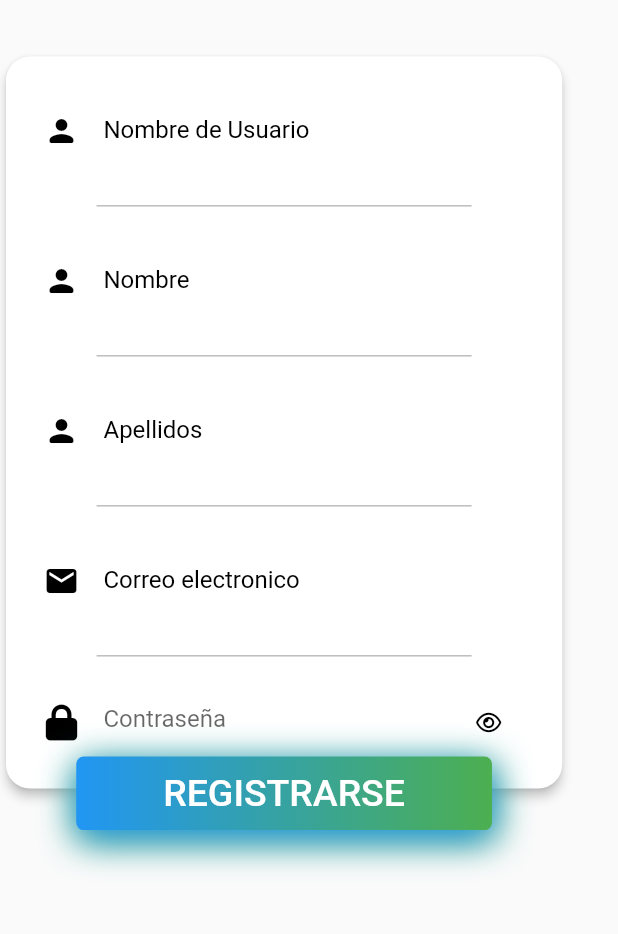
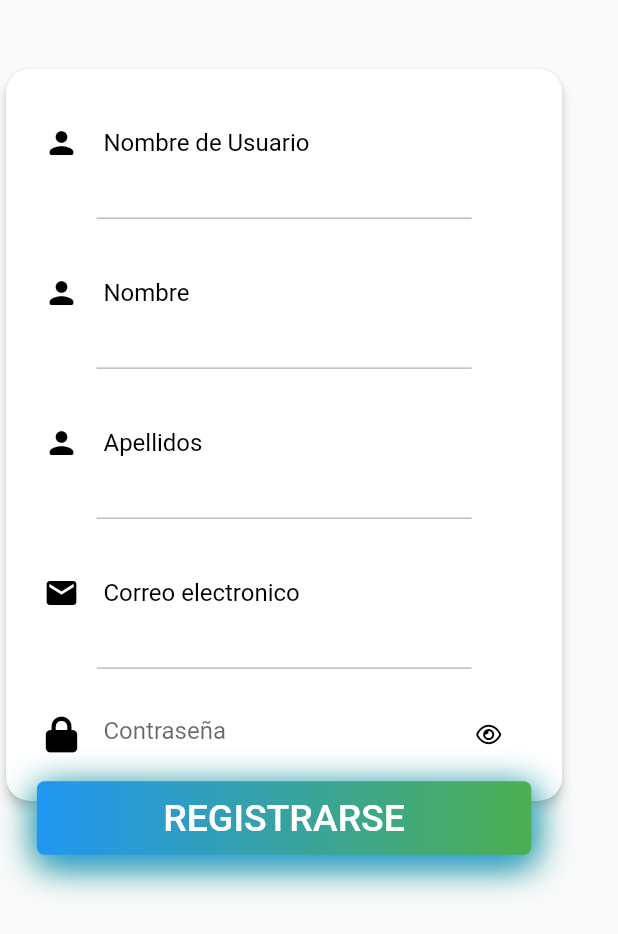
Before and after one commit to vlSolrac/AutopartsApp, a Flutter app: the SignUp widget shown alone on an empty page, opened directly, on a phone screen of 412 x 824 dp. Shown: the top 934 px of the screen. Run offline on Flutter 3.47's test engine with Material 2 defaults, Android fonts, the phone set to English and light mode, and no system bars; our stand-ins replace cloud_firestore, firebase_auth, firebase_core, flutter_spinkit, font_awesome_flutter, lottie; accounts and stored records are empty; network calls fail; project files that could hold a hidden picture were left out.

Commit message:
Login service

```diff
--- a/autoparts/lib/main.dart
+++ b/autoparts/lib/main.dart
@@ -1,3 +1,4 @@
+import 'package:autoparts/services/services.dart';
 import 'package:flutter/material.dart';
 
 import 'package:autoparts/providers/providers.dart';
@@ -23,6 +24,7 @@
       providers: [
         ChangeNotifierProvider(create: (_) => LoginFormProvider()),
         ChangeNotifierProvider(create: (_) => SignUpFormProvider()),
+        ChangeNotifierProvider(create: (_) => AuthService()),
       ],
       child: const MyApp(),
     );
--- /dev/null
+++ b/autoparts/lib/models/auth/user.dart
@@ -0,0 +1,66 @@
+import 'dart:convert';
+
+import 'package:cloud_firestore/cloud_firestore.dart';
+
+class UserCar {
+  UserCar({
+    required this.email,
+    required this.password,
+    required this.nickname,
+    required this.middlename,
+    required this.name,
+    required this.creationDate,
+    this.celphone,
+    this.id,
+    this.img,
+  });
+
+  String email;
+  String password;
+  String nickname;
+  String middlename;
+  String name;
+  Timestamp creationDate;
+  String? celphone;
+  String? id;
+  String? img;
+
+  factory UserCar.fromJson(String str) => UserCar.fromMap(json.decode(str));
+
+  String toJson() => json.encode(toMap());
+
+  factory UserCar.fromMap(Map<String, dynamic> json) => UserCar(
+        email: json["Email"],
+        password: json["Password"],
+        nickname: json["Nickname"] ?? "",
+        celphone: json["CelPhone"],
+        middlename: json["MiddleName"],
+        name: json["Name"],
+        creationDate: json["CreationDate"],
+        img: json["Img"],
+      );
+
+  factory UserCar.fromSnapshot(DocumentSnapshot<Map<String, dynamic>> json) =>
+      UserCar(
+        id: json.id,
+        email: json["Email"],
+        password: json["Password"],
+        nickname: json["Nickname"] ?? "",
+        celphone: json["CelPhone"],
+        middlename: json["MiddleName"],
+        name: json["Name"],
+        creationDate: json["CreationDate"],
+        img: json["Img"],
+      );
+
+  Map<String, dynamic> toMap() => {
+        "Email": email,
+        "Password": password,
+        "Nickname": nickname,
+        "CelPhone": celphone,
+        "MiddleName": middlename,
+        "Name": name,
+        "Img": img,
+        "CreationDate": creationDate
+      };
+}
--- /dev/null
+++ b/autoparts/lib/models/models.dart
@@ -0,0 +1,3 @@
+export 'package:autoparts/models/ui/message.dart';
+
+export 'package:autoparts/models/auth/user.dart';
--- /dev/null
+++ b/autoparts/lib/models/ui/message.dart
@@ -0,0 +1,9 @@
+class Message {
+  Message({
+    required this.message,
+    required this.flag,
+  });
+
+  String message;
+  bool flag;
+}
--- a/autoparts/lib/screens/auth/sign_up.dart
+++ b/autoparts/lib/screens/auth/sign_up.dart
@@ -2,6 +2,7 @@
 import 'package:autoparts/themes/themes.dart';
 import 'package:autoparts/widgets/widgets.dart';
 import 'package:flutter/material.dart';
+import 'package:flutter_spinkit/flutter_spinkit.dart';
 import 'package:font_awesome_flutter/font_awesome_flutter.dart';
 import 'package:provider/provider.dart';
 
@@ -13,15 +14,13 @@
 }
 
 class _SignUpState extends State<SignUp> {
-  // final FocusNode focusNodePassword = FocusNode();
-  // final FocusNode focusNodeEmail = FocusNode();
-  // final FocusNode focusNodeName = FocusNode();
+  @override
+  void initState() {
+    super.initState();
+  }
 
   @override
   void dispose() {
-    // focusNodePassword.dispose();
-    // focusNodeEmail.dispose();
-    // focusNodeName.dispose();
     super.dispose();
   }
 
@@ -58,7 +57,7 @@
                             label: "Nombre de Usuario",
                             suffixIcon: Icons.person_rounded,
                             keyboardType: TextInputType.text,
-                            onChanged: (value) {},
+                            onChanged: (value) => signProvider.username = value,
                           ),
                           const SeparaterCustomer(),
                           TextFieldCustomer(
@@ -66,7 +65,7 @@
                             label: "Nombre",
                             suffixIcon: Icons.person_rounded,
                             keyboardType: TextInputType.text,
-                            onChanged: (value) {},
+                            onChanged: (value) => signProvider.name = value,
                           ),
                           const SeparaterCustomer(),
                           TextFieldCustomer(
@@ -74,7 +73,7 @@
                             label: "Apellidos",
                             suffixIcon: Icons.person_rounded,
                             keyboardType: TextInputType.text,
-                            onChanged: (value) {},
+                            onChanged: (value) => signProvider.lastName = value,
                           ),
                           const SeparaterCustomer(),
                           TextFieldCustomer(
@@ -82,23 +81,37 @@
                             label: "Correo electronico",
                             suffixIcon: Icons.email,
                             keyboardType: TextInputType.emailAddress,
-                            onChanged: (value) {},
+                            onChanged: (value) => signProvider.email,
+                            validator: (value) {
+                              String pattern =
+                                  r'^(([^<>()[\]\\.,;:\s@\"]+(\.[^<>()[\]\\.,;:\s@\"]+)*)|(\".+\"))@((\[[0-9]{1,3}\.[0-9]{1,3}\.[0-9]{1,3}\.[0-9]{1,3}\])|(([a-zA-Z\-0-9]+\.)+[a-zA-Z]{3,}))$';
+                              RegExp regExp = RegExp(pattern);
+
+                              if (regExp.hasMatch(value ?? '')) {
+                                return null;
+                              } else {
+                                return 'El valor ingresado no luce como un correo';
+                              }
+                            },
                           ),
                           const SeparaterCustomer(),
                           TextFieldPasswordCustomer(
                             hint: "*******",
                             label: "Contrase;a",
                             keyboardType: TextInputType.text,
-                            onChanged: (p0) {},
-                            validator: (p0) {},
+                            onChanged: (value) => signProvider.password = value,
                           ),
                         ],
                       ),
                     ),
                   ),
                 ),
-                Container(
-                  margin: EdgeInsets.only(top: size.height * 0.6),
+                AnimatedContainer(
+                  duration: const Duration(milliseconds: 500),
+                  width: signProvider.isLoading
+                      ? size.width * 0.3
+                      : size.width * 0.8,
+                  margin: EdgeInsets.only(top: size.height * 0.62),
                   decoration: const BoxDecoration(
                     borderRadius: BorderRadius.all(Radius.circular(5.0)),
                     boxShadow: [
@@ -126,21 +139,39 @@
                   child: MaterialButton(
                     highlightColor: Colors.transparent,
                     splashColor: ThemeApp.primary,
+                    onPressed: signProvider.isLoading
+                        ? null
+                        : () async {
+                            signProvider.isValidForm();
+                            signProvider.isLoading = true;
+                            await Future.delayed(
+                                const Duration(milliseconds: 1000));
+                            // ignore: use_build_context_synchronously
+                            CustomSnackBar(
+                              context,
+                              const Text('Login button pressed'),
+                            );
+                            signProvider.isLoading = false;
+                          },
                     //shape: RoundedRectangleBorder(borderRadius: BorderRadius.all(Radius.circular(5.0))),
-                    child: const Padding(
-                      padding: EdgeInsets.symmetric(
+                    child: Padding(
+                      padding: const EdgeInsets.symmetric(
                         vertical: 10.0,
                         horizontal: 42.0,
                       ),
-                      child: Text(
-                        'REGISTRARSE',
-                        style: TextStyle(
-                          color: Colors.white,
-                          fontSize: 25.0,
-                        ),
-                      ),
+                      child: signProvider.isLoading
+                          ? SpinKitSpinningLines(
+                              color: Colors.white,
+                              size: size.height * 0.03,
+                            )
+                          : const Text(
+                              'REGISTRARSE',
+                              maxLines: 1,
+                              overflow: TextOverflow.ellipsis,
+                              style: TextStyle(
+                                  color: Colors.white, fontSize: 25.0),
+                            ),
                     ),
-                    onPressed: () => _toggleSignUpButton(),
                   ),
                 )
               ],
--- /dev/null
+++ b/autoparts/lib/services/firebase_instance.dart
@@ -0,0 +1,11 @@
+import 'package:cloud_firestore/cloud_firestore.dart';
+import 'package:firebase_auth/firebase_auth.dart';
+import 'package:flutter/cupertino.dart';
+
+class FirebaseIntance extends ChangeNotifier {
+  static FirebaseFirestore fireBase = FirebaseFirestore.instance;
+
+  static FirebaseAuth firebaseAuth = FirebaseAuth.instance;
+
+
+}
--- /dev/null
+++ b/autoparts/lib/services/services.dart
@@ -0,0 +1,4 @@
+export 'package:autoparts/services/auth/auth_service.dart';
+
+export 'package:autoparts/services/auth/auth_service.dart';
+export 'package:autoparts/services/firebase_instance.dart';
```
Also changed, not shown: autoparts/lib/screens/auth/sign_in.dart (+35 -11 lines), autoparts/lib/services/auth/auth_service.dart (+99 -1 lines), autoparts/lib/models/home/models.dart (added).
